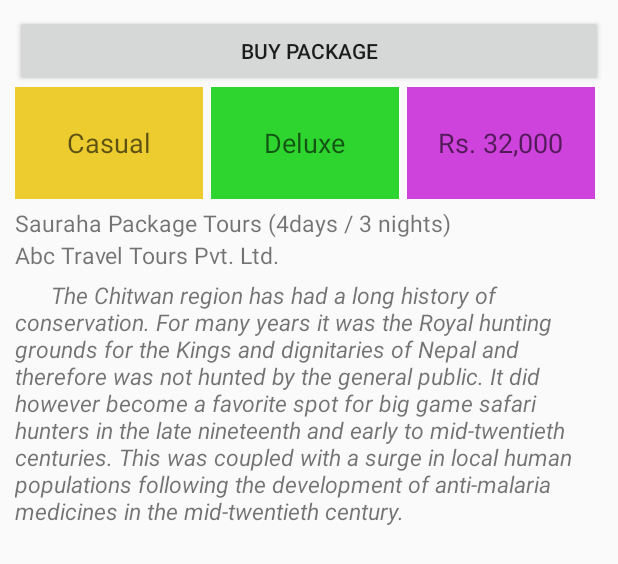
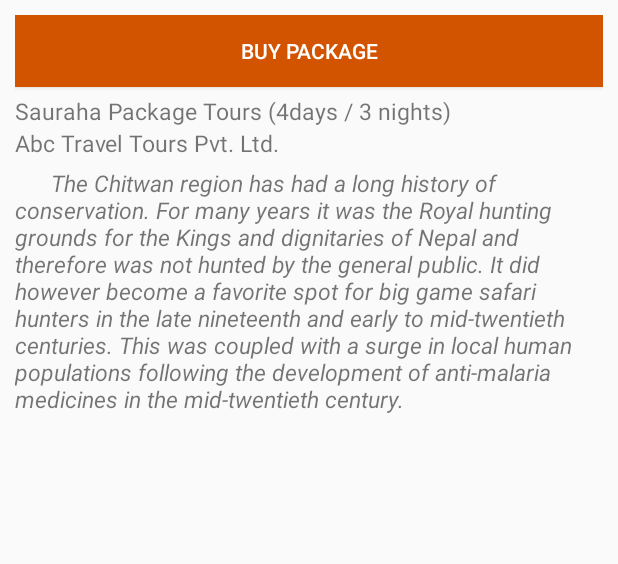
Before and after one commit to MrClan/ntf1, an Android app: the layout package_detail_description_fragment.xml on its own in the app's theme, with its tools: preview values and no code run, on a phone screen of 412 x 824 dp. Shown: the top 564 px of the screen. Run offline under Robolectric (Android 15) with nearby library versions, the phone set to English and light mode, and no system bars.

Commit message:
last minute fixes

```diff
--- a/src/main/java/com/apptivators/ntcore/HomePage.java
+++ b/src/main/java/com/apptivators/ntcore/HomePage.java
@@ -119,16 +119,28 @@ public class HomePage extends AppCompatActivity implements NavigationView.OnNavi
         }
         else if(id==R.id.nav_login)
         {
-            fragment = new LoginPage();
-            Bundle args = new Bundle();
-            fragment.setArguments(args);
-            args.putString("title", "Preferences");
+            // Show an alert before logging out
+            AlertDialog.Builder alert = new AlertDialog.Builder(this);
+            alert.setMessage("Log out of " + U.GetLocalUser() + "?");
+            alert.setCancelable(true);
+            alert.setPositiveButton("Logout", new DialogInterface.OnClickListener() {
+                @Override
+                public void onClick(DialogInterface dialog, int which) {
+                    // Clear local user value, and redirect to setup page
+                    U.ClearLocalUser();
+                    Intent i = new Intent(getBaseContext(), UsersetupActivity.class);
+                    startActivity(i);
+                    finish();
+                }
+            });
+            alert.setNegativeButton("Cancel", new DialogInterface.OnClickListener() {
+                @Override
+                public void onClick(DialogInterface dialog, int which) {
 
-            // Insert the fragment by replacing any existing fragment
-            FragmentManager fragmentManager = getSupportFragmentManager();
-            fragmentManager.beginTransaction()
-                    .replace(R.id.frameLayout, fragment)
-                    .commit();
+                }
+            });
+            alert.show();
+            proceed = false;
         }
         else if(id== R.id.nav_menu_dashboard) {
         }
@@ -149,28 +161,6 @@ public class HomePage extends AppCompatActivity implements NavigationView.OnNavi
 //            startActivity(i);*/
 //            proceed = false;
 //        }else if (id == R.id.nav_login) {
-//            // Show an alert before logging out
-//            AlertDialog.Builder alert = new AlertDialog.Builder(this);
-//            alert.setMessage("Are you sure you want to logout of " + U.GetLocalUser() + "?");
-//            alert.setCancelable(true);
-//            alert.setPositiveButton("Yes", new DialogInterface.OnClickListener() {
-//                @Override
-//                public void onClick(DialogInterface dialog, int which) {
-//                    // Clear local user value, and redirect to setup page
-//                    U.ClearLocalUser();
-//                    Intent i = new Intent(getBaseContext(), UsersetupActivity.class);
-//                    startActivity(i);
-//                    finish();
-//                }
-//            });
-//            alert.setNegativeButton("No", new DialogInterface.OnClickListener() {
-//                @Override
-//                public void onClick(DialogInterface dialog, int which) {
-//
-//                }
-//            });
-//            alert.show();
-//            proceed = false;
 //        }
 //        else
 //        {
--- a/src/main/res/layout/package_detail_description_fragment.xml
+++ b/src/main/res/layout/package_detail_description_fragment.xml
@@ -11,92 +11,11 @@
         android:layout_width="match_parent"
         android:text="BUY PACKAGE"
         android:id="@+id/btnBuy"
-        android:onClick="BuyPackage"/>
+        android:onClick="BuyPackage"
+        android:background="#d35400"
+        android:textColor="#FFF" />
 
-    <LinearLayout
-        android:orientation="horizontal"
-        android:layout_width="match_parent"
-        android:layout_height="0dp"
-        android:layout_weight="10"
-        android:weightSum="90"
-        android:layout_gravity="center">
 
-        <LinearLayout
-            android:orientation="vertical"
-            android:layout_width="0dp"
-            android:layout_height="match_parent"
-            android:layout_weight="30"
-            android:background="#eccc2f"
-            android:layout_gravity="center"
-            android:layout_marginRight="5dp">
-
-            <LinearLayout
-                android:orientation="horizontal"
-                android:layout_width="wrap_content"
-                android:layout_height="match_parent"
-                android:layout_gravity="center_horizontal">
-
-                <TextView
-                    android:layout_width="wrap_content"
-                    android:layout_height="wrap_content"
-                    android:textAppearance="?android:attr/textAppearanceMedium"
-                    android:text="Casual"
-                    android:id="@+id/lblPackageType"
-                    android:layout_gravity="center" />
-            </LinearLayout>
-        </LinearLayout>
-
-        <LinearLayout
-            android:orientation="vertical"
-            android:layout_width="0dp"
-            android:layout_height="match_parent"
-            android:layout_weight="30"
-            android:background="#2fd52f"
-            android:layout_gravity="center"
-            android:layout_marginRight="5dp">
-
-            <LinearLayout
-                android:orientation="horizontal"
-                android:layout_width="wrap_content"
-                android:layout_height="match_parent"
-                android:layout_gravity="center">
-
-                <TextView
-                    android:layout_width="wrap_content"
-                    android:layout_height="wrap_content"
-                    android:textAppearance="?android:attr/textAppearanceMedium"
-                    android:text="Deluxe"
-                    android:id="@+id/lblPackageBudgetType"
-                    android:layout_gravity="center" />
-            </LinearLayout>
-        </LinearLayout>
-
-        <LinearLayout
-            android:orientation="vertical"
-            android:layout_width="0dp"
-            android:layout_height="match_parent"
-            android:layout_gravity="center"
-            android:layout_weight="30"
-            android:layout_marginRight="5dp"
-            android:background="#cd43dc">
-
-            <LinearLayout
-                android:orientation="horizontal"
-                android:layout_width="wrap_content"
-                android:layout_height="match_parent"
-                android:layout_gravity="center">
-
-                <TextView
-                    android:layout_width="wrap_content"
-                    android:layout_height="wrap_content"
-                    android:textAppearance="?android:attr/textAppearanceMedium"
-                    android:text="Rs. 32,000"
-                    android:id="@+id/lblPackageCost"
-                    android:layout_gravity="center" />
-            </LinearLayout>
-        </LinearLayout>
-
-    </LinearLayout>
 
     <LinearLayout
         android:orientation="vertical"
--- a/src/main/res/layout/package_list_single_view.xml
+++ b/src/main/res/layout/package_list_single_view.xml
@@ -77,7 +77,7 @@
             <Button
                 android:layout_width="wrap_content"
                 android:layout_height="wrap_content"
-                android:text="Book"
+                android:text="Details"
                 android:focusableInTouchMode="false"
                 android:id="@+id/button"
                 android:background="#60b3d1"
```
